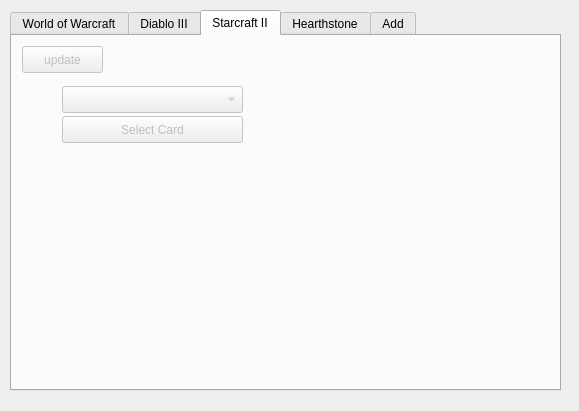
This is characterwindow.ui in AndyPlanells/finalprojectp3 as Qt 5 draws it before an edit. The edited form follows.
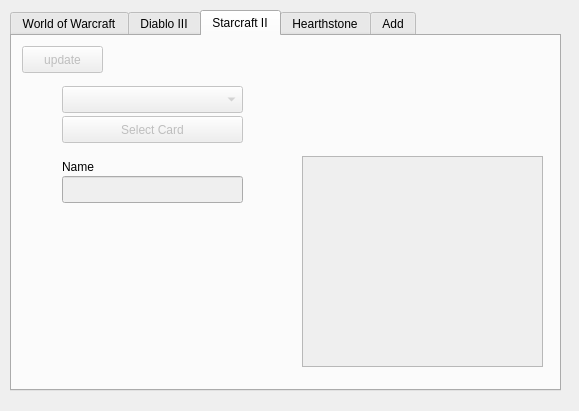
This is the edited form. Icons and pictures are not drawn.

```diff
--- a/characterwindow.ui
+++ b/characterwindow.ui
@@ -537,6 +537,92 @@
       <string>Select Card</string>
      </property>
     </widget>
+    <widget class="QLineEdit" name="sc2_name">
+     <property name="enabled">
+      <bool>false</bool>
+     </property>
+     <property name="geometry">
+      <rect>
+       <x>50</x>
+       <y>140</y>
+       <width>181</width>
+       <height>27</height>
+      </rect>
+     </property>
+     <property name="readOnly">
+      <bool>false</bool>
+     </property>
+    </widget>
+    <widget class="QLabel" name="label_36">
+     <property name="geometry">
+      <rect>
+       <x>50</x>
+       <y>120</y>
+       <width>51</width>
+       <height>21</height>
+      </rect>
+     </property>
+     <property name="text">
+      <string>Name</string>
+     </property>
+    </widget>
+    <widget class="QTextEdit" name="sc2_story">
+     <property name="enabled">
+      <bool>false</bool>
+     </property>
+     <property name="geometry">
+      <rect>
+       <x>290</x>
+       <y>120</y>
+       <width>241</width>
+       <height>211</height>
+      </rect>
+     </property>
+    </widget>
+    <widget class="QLabel" name="label_37">
+     <property name="geometry">
+      <rect>
+       <x>300</x>
+       <y>0</y>
+       <width>221</width>
+       <height>121</height>
+      </rect>
+     </property>
+     <property name="text">
+      <string/>
+     </property>
+     <property name="pixmap">
+      <pixmap resource="Resources.qrc">:/sc2logo.png</pixmap>
+     </property>
+     <property name="scaledContents">
+      <bool>true</bool>
+     </property>
+    </widget>
+    <widget class="QLabel" name="sc2_label">
+     <property name="geometry">
+      <rect>
+       <x>50</x>
+       <y>180</y>
+       <width>181</width>
+       <height>141</height>
+      </rect>
+     </property>
+     <property name="frameShadow">
+      <enum>QFrame::Sunken</enum>
+     </property>
+     <property name="text">
+      <string/>
+     </property>
+     <property name="scaledContents">
+      <bool>true</bool>
+     </property>
+     <property name="wordWrap">
+      <bool>false</bool>
+     </property>
+     <property name="margin">
+      <number>0</number>
+     </property>
+    </widget>
    </widget>
    <widget class="QWidget" name="tab_4">
     <attribute name="title">
```
Left out of the diff: 28 changed lines with no effect on the pictures.
